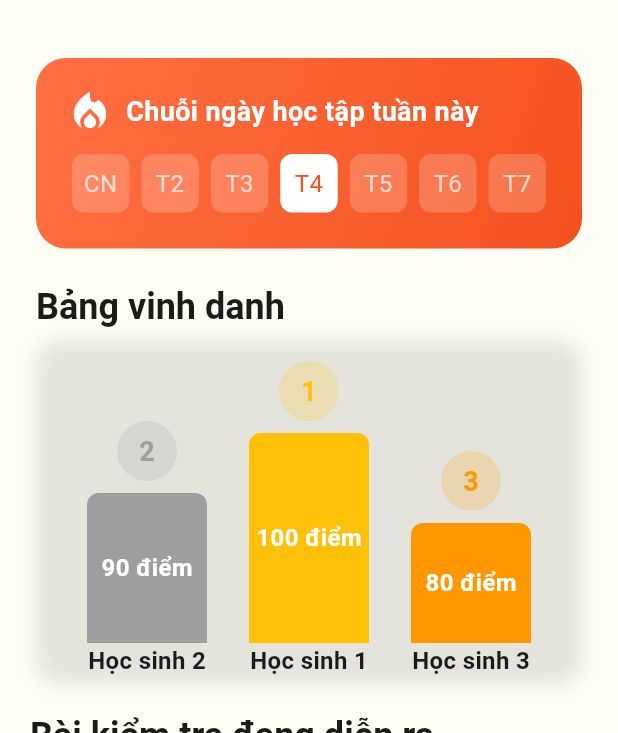
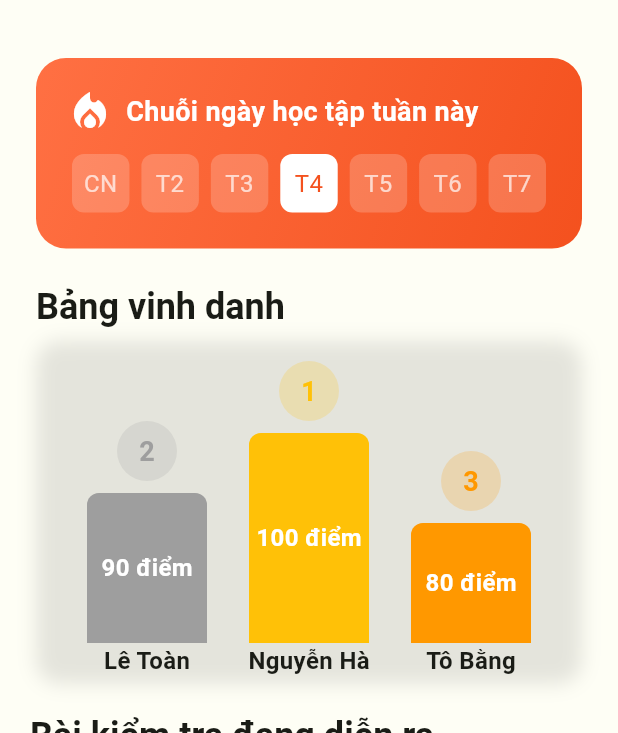
Before and after one commit to snozywolf59/kid-arena, a Flutter app: the HomeStudent screen opened directly, on a phone screen of 412 x 824 dp, the part 74-807 px from its top. Run offline on Flutter 3.47's test engine with Material 3 defaults, Android fonts, the phone set to English and light mode, and no system bars; our stand-ins replace cloud_firestore, equatable, firebase_auth, firebase_core, flutter_bloc, get_it and 3 more; accounts and stored records are empty.

Commit message:
real name for leaderboard

```diff
--- a/lib/widgets/student/home/leaderboard_widget.dart
+++ b/lib/widgets/student/home/leaderboard_widget.dart
@@ -35,7 +35,7 @@ class LeaderboardWidget extends StatelessWidget {
                     bottom: 0,
                     child: _buildPodiumItem(
                       context,
-                      name: 'Học sinh 2',
+                      name: 'Lê Toàn',
                       rank: 2,
                       height: 100,
                       color: Colors.grey,
@@ -46,7 +46,7 @@ class LeaderboardWidget extends StatelessWidget {
                     bottom: 0,
                     child: _buildPodiumItem(
                       context,
-                      name: 'Học sinh 1',
+                      name: 'Nguyễn Hà',
                       rank: 1,
                       height: 140,
                       color: Colors.amber,
@@ -58,7 +58,7 @@ class LeaderboardWidget extends StatelessWidget {
                     bottom: 0,
                     child: _buildPodiumItem(
                       context,
-                      name: 'Học sinh 3',
+                      name: 'Tô Bằng',
                       rank: 3,
                       height: 80,
                       color: Colors.orange,
```
